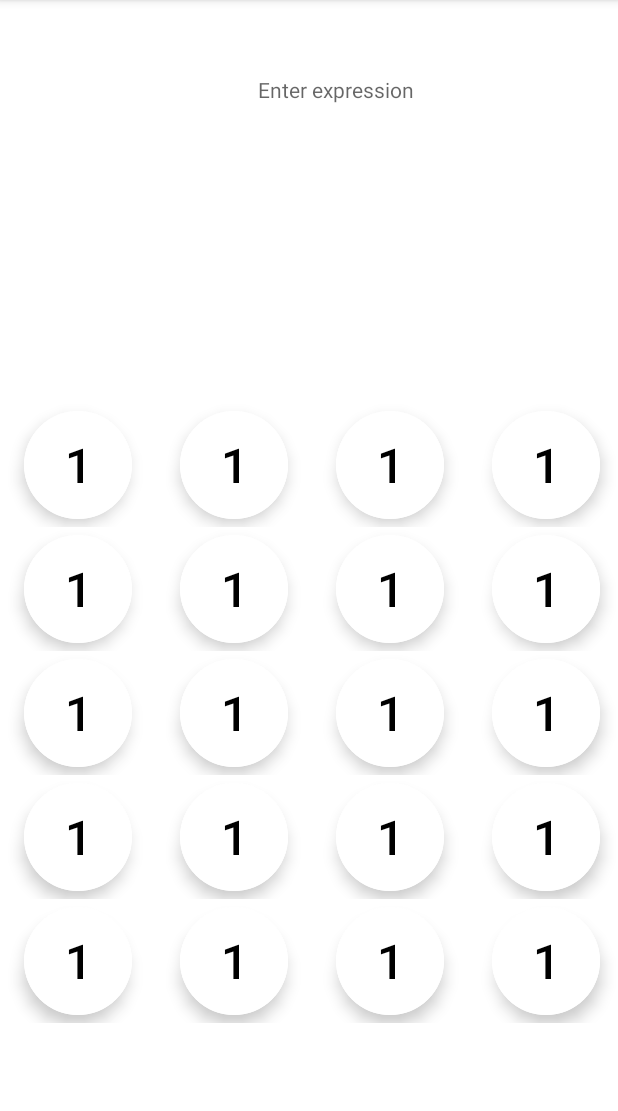
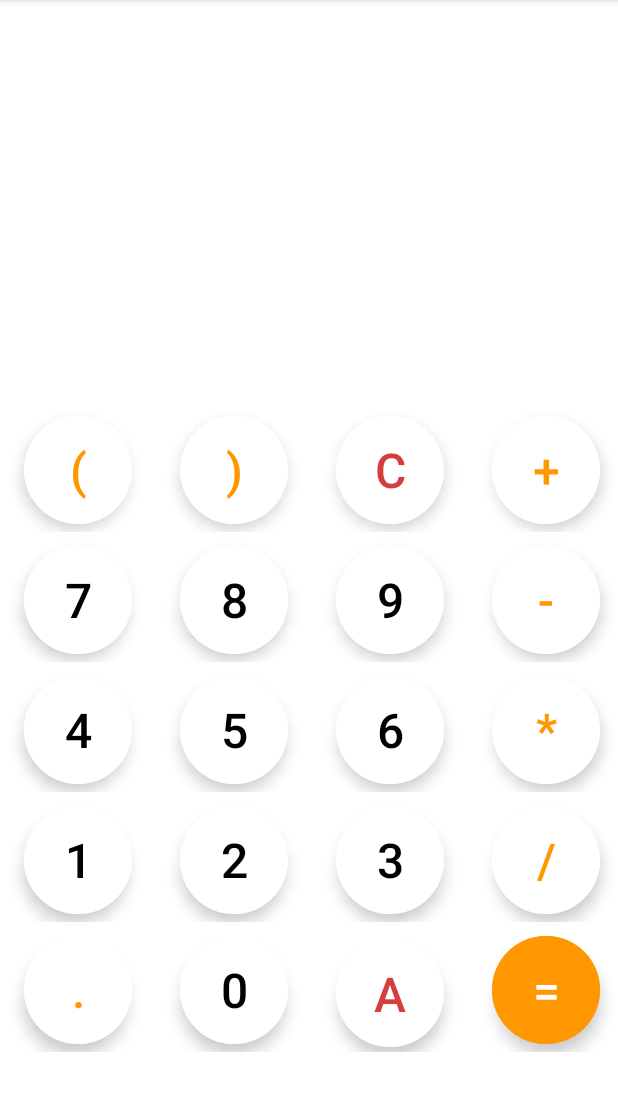
Before and after one commit to AryamanPatra/AscentAcademy_Calculator, an Android app: the screen it shows after launch (MainActivity), on a phone screen of 412 x 824 dp, the part 84-1195 px from its top. Run offline under Robolectric (Android 15) with nearby library versions, the phone set to English and light mode, and no system bars.

Commit message:
Second commit(Layout designing)

```diff
--- a/app/src/main/java/com/example/calculatorapp/MainActivity.java
+++ b/app/src/main/java/com/example/calculatorapp/MainActivity.java
@@ -3,6 +3,8 @@ package com.example.calculatorapp;
 import androidx.appcompat.app.AppCompatActivity;
 
 import android.os.Bundle;
+
+import com.google.android.material.button.MaterialButton;
 
 public class MainActivity extends AppCompatActivity {
 
--- /dev/null
+++ b/app/src/main/res/drawable/baseline_backspace_24.xml
@@ -0,0 +1,5 @@
+<vector android:height="12dp" android:tint="#D33F3F"
+    android:viewportHeight="24" android:viewportWidth="24"
+    android:width="12dp" xmlns:android="http://schemas.android.com/apk/res/android">
+    <path android:fillColor="@android:color/white" android:pathData="M22,3L7,3c-0.69,0 -1.23,0.35 -1.59,0.88L0,12l5.41,8.11c0.36,0.53 0.9,0.89 1.59,0.89h15c1.1,0 2,-0.9 2,-2L24,5c0,-1.1 -0.9,-2 -2,-2zM19,15.59L17.59,17 14,13.41 10.41,17 9,15.59 12.59,12 9,8.41 10.41,7 14,10.59 17.59,7 19,8.41 15.41,12 19,15.59z"/>
+</vector>
--- a/app/src/main/res/layout/activity_main.xml
+++ b/app/src/main/res/layout/activity_main.xml
@@ -8,13 +8,15 @@
 
     <TextView
         android:id="@+id/calculationView"
-        android:layout_width="wrap_content"
-        android:layout_height="wrap_content"
-        android:layout_margin="40dp"
-        android:layout_marginTop="92dp"
+        android:layout_width="match_parent"
+        android:layout_height="83dp"
+        android:layout_margin="10dp"
         android:ems="10"
         android:gravity="right"
         android:hint="Enter expression"
+        android:autoSizeMinTextSize="12dp"
+        android:autoSizeMaxTextSize="30dp"
+        android:autoSizeTextType="uniform"
         android:padding="10dp"
         app:layout_constraintEnd_toEndOf="parent"
         app:layout_constraintHorizontal_bias="0.497"
@@ -23,16 +25,21 @@
 
     <TextView
         android:id="@+id/resultView"
-        android:layout_width="wrap_content"
-        android:layout_height="wrap_content"
-        android:layout_marginTop="64dp"
+        android:layout_width="match_parent"
+        android:layout_height="71dp"
+        android:layout_margin="10dp"
+        android:autoSizeMaxTextSize="30dp"
+        android:autoSizeMinTextSize="12dp"
+        android:autoSizeTextType="uniform"
         android:ems="10"
         android:gravity="right"
         android:padding="10dp"
+        app:layout_constraintBottom_toBottomOf="parent"
         app:layout_constraintEnd_toEndOf="parent"
-        app:layout_constraintHorizontal_bias="0.497"
+        app:layout_constraintHorizontal_bias="0.0"
         app:layout_constraintStart_toStartOf="parent"
-        app:layout_constraintTop_toBottomOf="@id/calculationView" />
+        app:layout_constraintTop_toBottomOf="@id/calculationView"
+        app:layout_constraintVertical_bias="0.051" />
 
     <LinearLayout
         android:id="@+id/parentLL"
@@ -51,29 +58,35 @@
             android:layout_width="match_parent"
             android:layout_height="wrap_content"
             android:orientation="horizontal"
+            android:layout_marginVertical="2dp"
             app:layout_constraintStart_toStartOf="@id/parentLL"
             app:layout_constraintEnd_toEndOf="@id/parentLL"
             app:layout_constraintTop_toTopOf="@id/parentLL"
             >
 
             <com.google.android.material.button.MaterialButton
-                style="@style/commonButton"
-                android:text="1"
+                android:id="@+id/open_bra"
+                style="@style/operatorButton"
+                android:text="@string/open_bra"
                 android:shadowColor="@color/black"
                 />
             <com.google.android.material.button.MaterialButton
-                style="@style/commonButton"
-                android:text="1"
+                android:id="@+id/close_bra"
+                style="@style/operatorButton"
+                android:text="@string/close_bra"
                 android:shadowColor="@color/black"
                 />
             <com.google.android.material.button.MaterialButton
-                style="@style/commonButton"
-                android:text="1"
+                android:id="@+id/cancel"
+                style="@style/operatorButton"
+                android:text="@string/c"
+                android:textColor="@color/delete_red"
                 android:shadowColor="@color/black"
                 />
             <com.google.android.material.button.MaterialButton
-                style="@style/commonButton"
-                android:text="1"
+                android:id="@+id/plus"
+                style="@style/operatorButton"
+                android:text="@string/plus"
                 android:shadowColor="@color/black"
                 />
 
@@ -84,29 +97,34 @@
             android:layout_width="match_parent"
             android:layout_height="wrap_content"
             android:orientation="horizontal"
+            android:layout_marginVertical="2dp"
             app:layout_constraintStart_toStartOf="@id/parentLL"
             app:layout_constraintEnd_toEndOf="@id/parentLL"
             app:layout_constraintTop_toTopOf="@id/parentLL"
             >
 
             <com.google.android.material.button.MaterialButton
+                android:id="@+id/n7"
                 style="@style/commonButton"
-                android:text="1"
+                android:text="@string/n7"
                 android:shadowColor="@color/black"
                 />
             <com.google.android.material.button.MaterialButton
+                android:id="@+id/n8"
                 style="@style/commonButton"
-                android:text="1"
+                android:text="@string/n8"
                 android:shadowColor="@color/black"
                 />
             <com.google.android.material.button.MaterialButton
+                android:id="@+id/n9"
                 style="@style/commonButton"
-                android:text="1"
+                android:text="@string/n9"
                 android:shadowColor="@color/black"
                 />
             <com.google.android.material.button.MaterialButton
-                style="@style/commonButton"
-                android:text="1"
+                android:id="@+id/minus"
+                style="@style/operatorButton"
+                android:text="@string/minus"
                 android:shadowColor="@color/black"
                 />
 
@@ -117,29 +135,34 @@
             android:layout_width="match_parent"
             android:layout_height="wrap_content"
             android:orientation="horizontal"
+            android:layout_marginVertical="2dp"
             app:layout_constraintStart_toStartOf="@id/parentLL"
             app:layout_constraintEnd_toEndOf="@id/parentLL"
             app:layout_constraintTop_toTopOf="@id/parentLL"
             >
 
             <com.google.android.material.button.MaterialButton
+                android:id="@+id/n4"
                 style="@style/commonButton"
-                android:text="1"
+                android:text="@string/n4"
                 android:shadowColor="@color/black"
                 />
             <com.google.android.material.button.MaterialButton
+                android:id="@+id/n5"
                 style="@style/commonButton"
-                android:text="1"
+                android:text="@string/n5"
                 android:shadowColor="@color/black"
                 />
             <com.google.android.material.button.MaterialButton
+                android:id="@+id/n6"
                 style="@style/commonButton"
-                android:text="1"
+                android:text="@string/n6"
                 android:shadowColor="@color/black"
                 />
             <com.google.android.material.button.MaterialButton
-                style="@style/commonButton"
-                android:text="1"
+                android:id="@+id/prod"
+                style="@style/operatorButton"
+                android:text="@string/prod"
                 android:shadowColor="@color/black"
                 />
 
@@ -150,29 +173,34 @@
             android:layout_width="match_parent"
             android:layout_height="wrap_content"
             android:orientation="horizontal"
+            android:layout_marginVertical="2dp"
             app:layout_constraintStart_toStartOf="@id/parentLL"
             app:layout_constraintEnd_toEndOf="@id/parentLL"
             app:layout_constraintTop_toTopOf="@id/parentLL"
             >
 
             <com.google.android.material.button.MaterialButton
+                android:id="@+id/n1"
                 style="@style/commonButton"
-                android:text="1"
+                android:text="@string/n1"
                 android:shadowColor="@color/black"
                 />
             <com.google.android.material.button.MaterialButton
+                android:id="@+id/n2"
                 style="@style/commonButton"
-                android:text="1"
+                android:text="@string/n2"
                 android:shadowColor="@color/black"
                 />
             <com.google.android.material.button.MaterialButton
+                android:id="@+id/n3"
                 style="@style/commonButton"
-                android:text="1"
+                android:text="@string/n3"
                 android:shadowColor="@color/black"
                 />
             <com.google.android.material.button.MaterialButton
-                style="@style/commonButton"
-                android:text="1"
+                android:id="@+id/div"
+                style="@style/operatorButton"
+                android:text="@string/div"
                 android:shadowColor="@color/black"
                 />
 
@@ -183,29 +211,37 @@
             android:layout_width="match_parent"
             android:layout_height="wrap_content"
             android:orientation="horizontal"
+            android:layout_marginVertical="2dp"
             app:layout_constraintStart_toStartOf="@id/parentLL"
             app:layout_constraintEnd_toEndOf="@id/parentLL"
             app:layout_constraintTop_toTopOf="@id/parentLL"
             >
 
             <com.google.android.material.button.MaterialButton
-                style="@style/commonButton"
-                android:text="1"
+                android:id="@+id/period"
+                style="@style/operatorButton"
+                android:text="@string/period"
                 android:shadowColor="@color/black"
                 />
             <com.google.android.material.button.MaterialButton
+                android:id="@+id/n0"
                 style="@style/commonButton"
-                android:text="1"
+                android:text="@string/n0"
                 android:shadowColor="@color/black"
                 />
             <com.google.android.material.button.MaterialButton
+                android:id="@+id/all_cancel"
                 style="@style/commonButton"
-                android:text="1"
+                android:text="@string/ac"
+                android:textColor="@color/delete_red"
                 android:shadowColor="@color/black"
                 />
             <com.google.android.material.button.MaterialButton
+                android:id="@+id/equals"
                 style="@style/commonButton"
-                android:text="1"
+                android:text="@string/equals"
+                android:backgroundTint="@color/btnbg2"
+                android:textColor="@color/white"
                 android:shadowColor="@color/black"
                 />
 
--- a/app/src/main/res/values/colors.xml
+++ b/app/src/main/res/values/colors.xml
@@ -11,4 +11,5 @@
     <color name="linecolor">#DAD8D8</color>
     <color name="btnbg1">#ffffff</color>
     <color name="btnbg2">#ff9800</color>
+    <color name="delete_red">#D33F3F</color>
 </resources>
--- a/app/src/main/res/values/strings.xml
+++ b/app/src/main/res/values/strings.xml
@@ -1,3 +1,25 @@
 <resources>
     <string name="app_name">Calculator App</string>
+<!--    Button Digits-->
+    <string name="n0">0</string>
+    <string name="n1">1</string>
+    <string name="n2">2</string>
+    <string name="n3">3</string>
+    <string name="n4">4</string>
+    <string name="n5">5</string>
+    <string name="n6">6</string>
+    <string name="n7">7</string>
+    <string name="n8">8</string>
+    <string name="n9">9</string>
+<!--    Button Others-->
+    <string name="open_bra">(</string>
+    <string name="close_bra">)</string>
+    <string name="period">.</string>
+    <string name="ac">AC</string>
+    <string name="c">C</string>
+    <string name="plus">+</string>
+    <string name="minus">-</string>
+    <string name="prod">*</string>
+    <string name="div">/</string>
+    <string name="equals">=</string>
 </resources>
--- a/app/src/main/res/values/themes.xml
+++ b/app/src/main/res/values/themes.xml
@@ -28,6 +28,6 @@
         <item name="android:textColor">@color/black</item>
     </style>
     <style name="operatorButton" parent="commonButton">
-
+        <item name="android:textColor">@color/btnbg2</item>
     </style>
 </resources>
```
